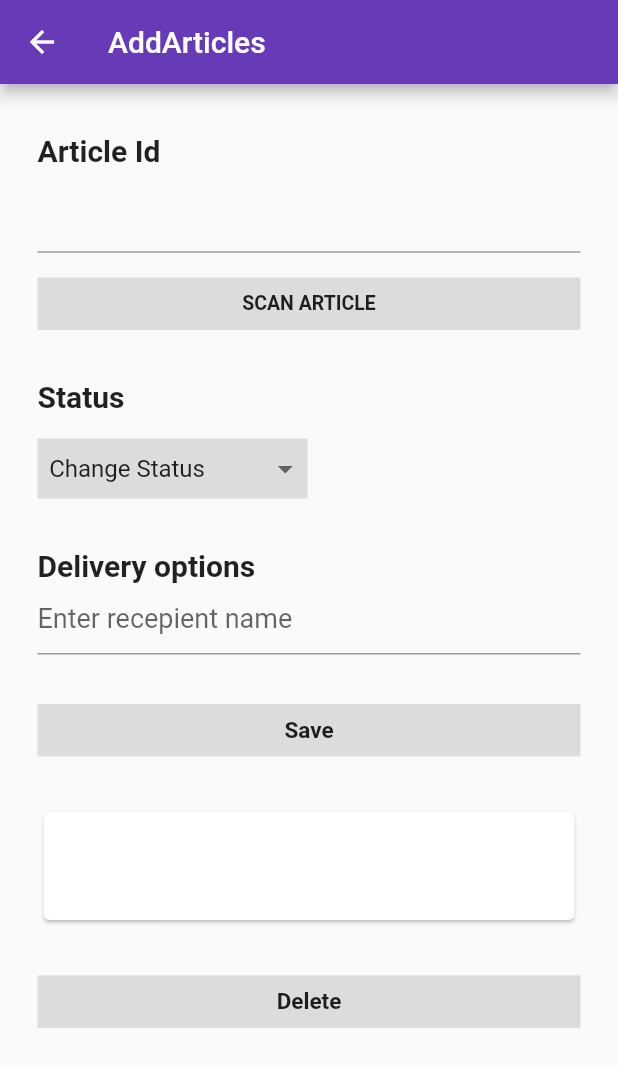
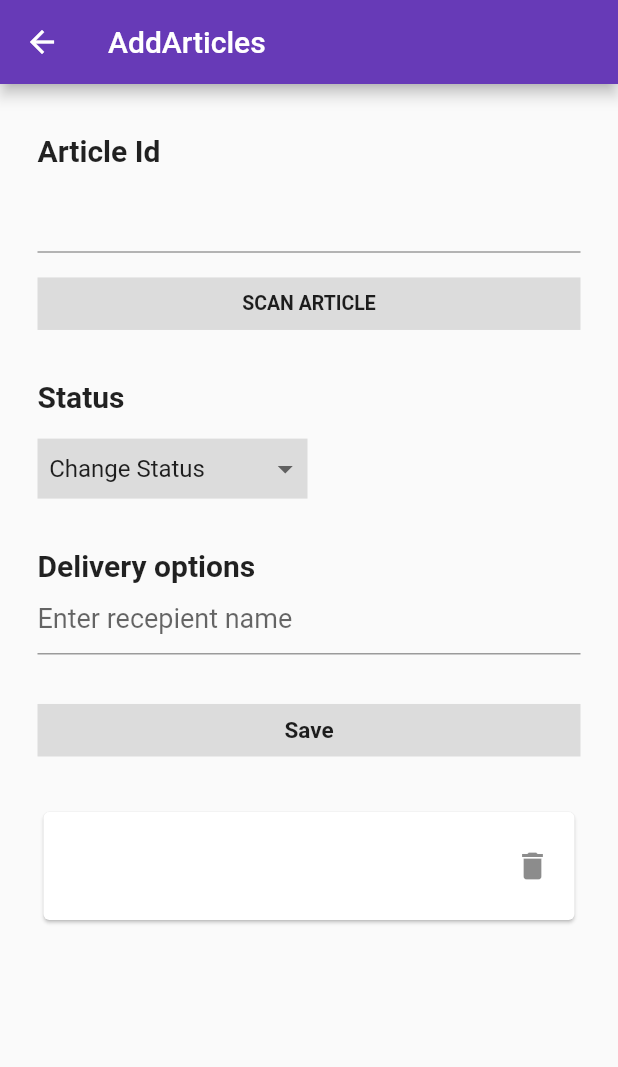
Before and after one commit to Adiikust/IPS_Delivery, a Flutter app: the AddArticleScreen screen opened directly, after a tap on "Save", on a phone screen of 412 x 824 dp. Shown: the top 1067 px of the screen. Run offline on Flutter 3.47's test engine with Material 2 defaults, Android fonts, the phone set to English and light mode, and no system bars; our stand-ins replace hive, hive_flutter; missing offline and left inert: flutter_barcode_scanner, telephony; accounts and stored records are empty.

Commit message:
Delete List data

```diff
--- a/lib/Views/Add_Articale/addarticls_screen.dart
+++ b/lib/Views/Add_Articale/addarticls_screen.dart
@@ -14,7 +14,7 @@ class AddArticleScreen extends StatefulWidget {
 }
 
 class _AddArticleScreenState extends State<AddArticleScreen> {
-late Box<String> khan;
+late Box<String> storeListData;
   //final _formKey = GlobalKey<FormState>();
  final TextEditingController _articleData =TextEditingController();
  final TextEditingController _deliveryOption =TextEditingController();
@@ -29,7 +29,7 @@ late Box<String> khan;
   @override
   void initState(){
    super.initState();
-   khan = Hive.box<String>("adnan");
+   storeListData = Hive.box<String>("adnan");
   }
 
   @override
@@ -120,7 +120,7 @@ late Box<String> khan;
                 onTap: (){
                   final key = _articleData.text;
                   final value = _deliveryOption.text;
-                  khan.put(key, value);
+                  storeListData.put(key, value);
                   _deliveryOption.clear();
                   _articleData.clear();
 
@@ -138,7 +138,7 @@ late Box<String> khan;
                 ),
               ),
                 SizedBox(height: data.size.height * 0.04,),
-                ValueListenableBuilder(valueListenable: khan.listenable(),
+                ValueListenableBuilder(valueListenable: storeListData.listenable(),
                     builder: (context,Box<String>adnan,_)
                 {
                   return ListView.builder(
@@ -146,45 +146,22 @@ late Box<String> khan;
                       itemBuilder: (context,index){
                         final key = adnan.keys.toList()[index];
                         final value = adnan.get(key);
-                        return InkWell(
-                          onTap: (){
-
-                          },
-                          child: Card(
-                            child: ListTile(
-                              title: Text("$key",style: const TextStyle(fontSize: 18,fontWeight: FontWeight.bold),),
-                              subtitle: Text("$value",style: const TextStyle(fontSize: 14,fontWeight: FontWeight.bold),),
-                              trailing: Text(_data,style: const TextStyle(fontSize: 14,fontWeight: FontWeight.bold),),
-                            ),
+                        return Card(
+                          child: ListTile(
+                            title: Text("$key",style: const TextStyle(fontSize: 18,fontWeight: FontWeight.bold),),
+                            subtitle: Text("$value",style: const TextStyle(fontSize: 14,fontWeight: FontWeight.bold),),
+                            trailing: InkWell(
+                              onTap: (){
+                                storeListData.delete(key);
+                              },
+                                child: const Icon(Icons.delete),),
                           ),
                         );
                       },
-                       itemCount: khan.keys.toList().length,
+                       itemCount: storeListData.keys.toList().length,
                   );
-
                 }
                 ),
-                SizedBox(height: data.size.height * 0.04,),
-                InkWell(
-                  onTap: (){
-                    final key = _articleData.text;
-                    khan.delete(key);
-                    _articleData.clear();
-                  },
-                  child: Container(
-                    width: double.infinity,
-                    height: 35,
-                    alignment: Alignment.center,
-                    color: Colors.black12,
-
-                    child:  const Text("Delete",
-                        style: TextStyle(fontSize: 15,
-                          fontWeight: FontWeight.bold,
-                        )),
-                  ),
-                ),
-
-
             ],
           ),
       ),
```
